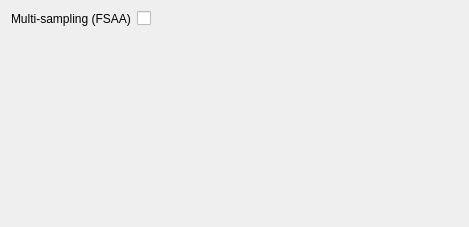
The window that Base/QTGUI/Resources/UI/qSlicerSettingsViewsPanel.ui (Slicer/SlicerGitSVNArchive) describes before a commit, drawn with Qt 5.
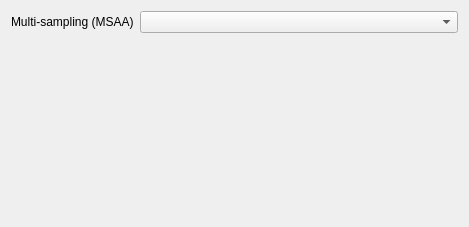
The same window after the commit. Custom widgets are drawn as their Qt base class.

Commit message:
ENH: Tweak Multi-sampling option
This commits improve the user experience related to
new multi sample option introduced in r23305. It now
allows to specify the number of samples.

Finally the code has been refactored to improve
the flow of changes and to use a cleaner signal/slot
interface.

Diff of the .ui file:
```diff
--- a/Base/QTGUI/Resources/UI/qSlicerSettingsViewsPanel.ui
+++ b/Base/QTGUI/Resources/UI/qSlicerSettingsViewsPanel.ui
@@ -20,12 +20,12 @@
    <item row="0" column="0">
     <widget class="QLabel" name="FSAALabel">
      <property name="text">
-      <string>Multi-sampling (FSAA)</string>
+      <string>Multi-sampling (MSAA)</string>
      </property>
     </widget>
    </item>
    <item row="0" column="1">
-    <widget class="QCheckBox" name="FSAACheckBox">
+    <widget class="QComboBox" name="MSAAComboBox">
      <property name="toolTip">
       <string>&lt;!DOCTYPE HTML PUBLIC &quot;-//W3C//DTD HTML 4.0//EN&quot; &quot;http://www.w3.org/TR/REC-html40/strict.dtd&quot;&gt;
 &lt;html&gt;&lt;head&gt;&lt;meta name=&quot;qrichtext&quot; content=&quot;1&quot; /&gt;&lt;style type=&quot;text/css&quot;&gt;
@@ -33,9 +33,6 @@
 &lt;/style&gt;&lt;/head&gt;&lt;body style=&quot; font-family:'MS Shell Dlg 2'; font-size:8.25pt; font-weight:400; font-style:normal;&quot;&gt;
 &lt;p style=&quot; margin-top:0px; margin-bottom:0px; margin-left:0px; margin-right:0px; -qt-block-indent:0; text-indent:0px;&quot;&gt;&lt;span style=&quot; font-size:8pt;&quot;&gt;Use multisampling for full-screen anti-aliasing.&lt;/span&gt;&lt;/p&gt;&lt;/body&gt;&lt;/html&gt;</string>
      </property>
-     <property name="text">
-      <string/>
-     </property>
     </widget>
    </item>
   </layout>
```
Left out of the diff: 2 changed lines with no effect on the pictures. The commit also changes 3 other files.
